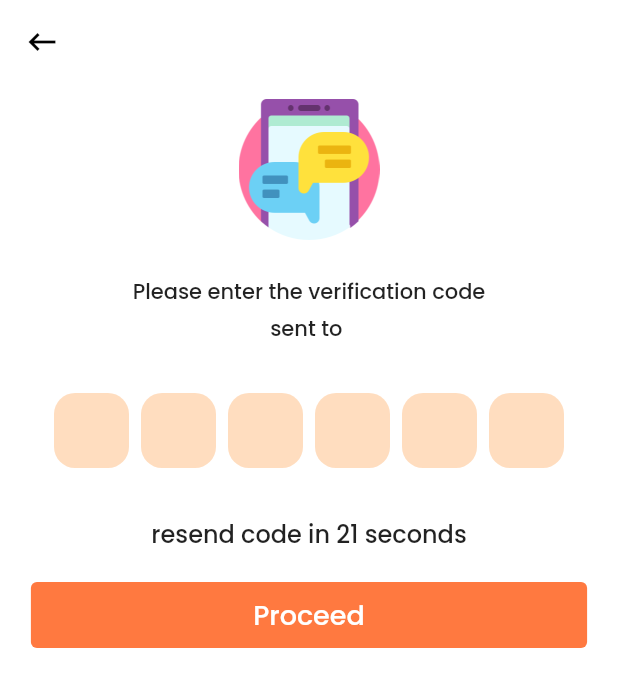
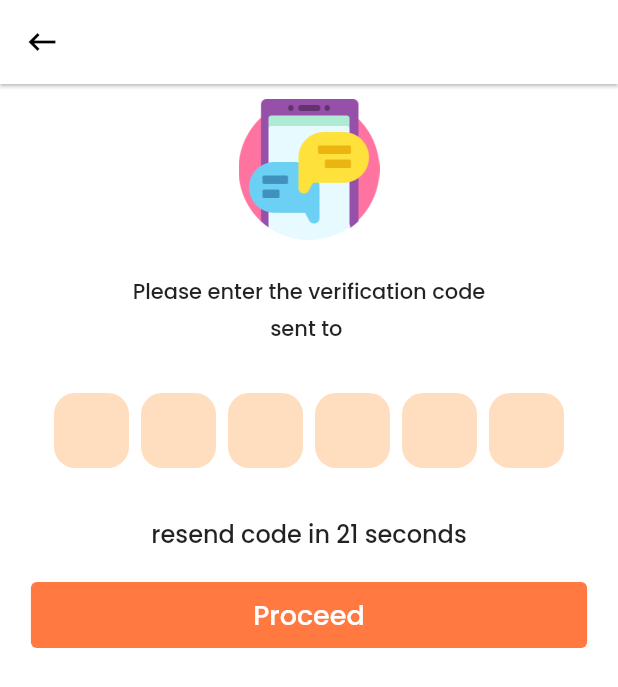
Before and after one commit to madhucanny/Srivari-Temple, a Flutter app: the OtpPage screen opened directly, on a phone screen of 412 x 824 dp. Shown: the top 687 px of the screen. Run offline on Flutter 3.47's test engine with Material 2 defaults, Android fonts, the phone set to English and light mode, and no system bars; drawn by our look-alikes of pinput; our stand-ins replace audioplayers, carousel_slider, chewie, firebase_auth, firebase_core, get and 5 more; missing offline and left inert: flutter_phone_direct_caller; accounts and stored records are empty; network calls fail.

Commit message:
updated elevation

```diff
--- a/lib/login_page/otp_page.dart
+++ b/lib/login_page/otp_page.dart
@@ -16,7 +16,7 @@ class OtpPage extends StatelessWidget {
     return Scaffold(
       backgroundColor: Colors.white,
       appBar: AppBar(
-        elevation: 0,
+        elevation: 1,
         backgroundColor: Colors.white,
         leading: GestureDetector(
           onTap: () {
```
